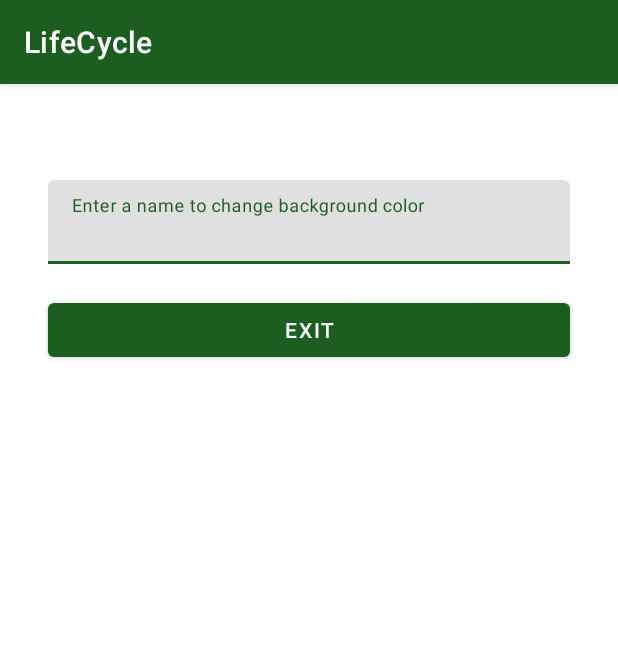
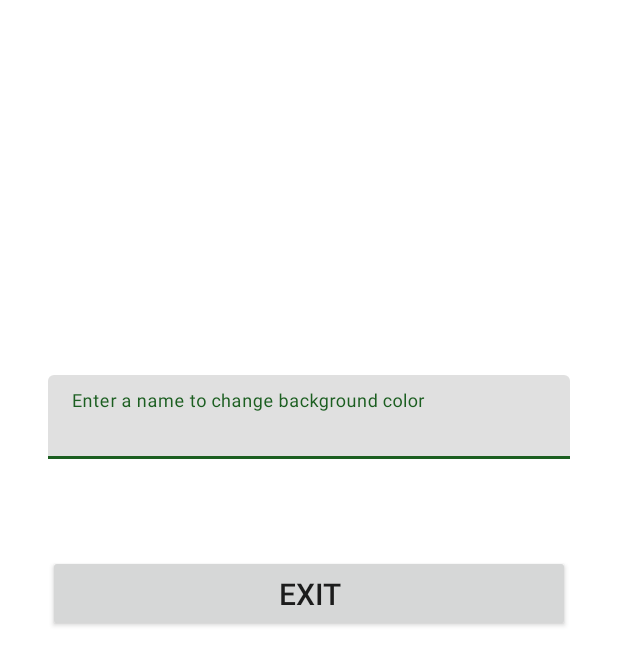
Before and after one commit to Ashpex/Mobile-Application-Development, an Android app: the screen it shows after launch (MainActivity), on a phone screen of 412 x 824 dp. Shown: the top 665 px of the screen. Run offline under Robolectric (Android 15) with nearby library versions, the phone set to English and light mode, and no system bars.

Commit message:
vuong updates

```diff
--- a/LifeCycle/app/src/main/java/com/example/lifecycle/MainActivity.java
+++ b/LifeCycle/app/src/main/java/com/example/lifecycle/MainActivity.java
@@ -17,7 +17,7 @@ import android.widget.Toast;
 
 import java.util.Locale;
 
-public class MainActivity extends AppCompatActivity {
+public class MainActivity extends Activity {
 
     private Button button;
     private EditText edit_text;
@@ -118,7 +118,7 @@ public class MainActivity extends AppCompatActivity {
 
     // Set background color
     private void setBackgroundColor(String chosenColor, ConstraintLayout myScreen){
-        if(chosenColor.contains("vy")) myScreen.setBackgroundColor(0xff00ff00);
+        if(chosenColor.contains("vy")) myScreen.setBackgroundColor(0xff120729);
         if(chosenColor.contains("quan")) myScreen.setBackgroundColor(0xff120629);
         if(chosenColor.contains("nguyen")) myScreen.setBackgroundColor(0xff120605);
         if(chosenColor.contains("phuoc")) myScreen.setBackgroundColor(0xff120624);
--- a/LifeCycle/app/src/main/res/layout/activity_main.xml
+++ b/LifeCycle/app/src/main/res/layout/activity_main.xml
@@ -13,7 +13,7 @@
         android:layout_width="0dp"
         android:layout_height="wrap_content"
         android:layout_marginStart="32dp"
-        android:layout_marginTop="64dp"
+        android:layout_marginTop="250dp"
         android:layout_marginEnd="32dp"
         android:hint="Enter a name to change background color"
         app:layout_constraintEnd_toEndOf="parent"
@@ -34,9 +34,11 @@
         android:layout_width="0dp"
         android:layout_height="wrap_content"
         android:layout_marginStart="32dp"
-        android:layout_marginTop="20dp"
+        android:layout_marginTop="64dp"
         android:layout_marginEnd="32dp"
+        android:padding="12dp"
         android:text="EXIT"
+        android:textSize="20dp"
         app:layout_constraintEnd_toEndOf="parent"
         app:layout_constraintHorizontal_bias="0.0"
         app:layout_constraintStart_toStartOf="parent"
@@ -44,15 +46,16 @@
 
     <TextView
         android:id="@+id/text_preview"
-        android:layout_width="wrap_content"
-        android:layout_height="wrap_content"
+        android:layout_width="match_parent"
+        android:layout_height="30dp"
         android:layout_gravity="center"
-        android:layout_marginStart="148dp"
-        android:layout_marginTop="32dp"
+        android:layout_marginTop="44dp"
+        android:gravity="center"
         android:text=""
-        android:textSize="18sp"
+        android:textColor="@color/white"
+        android:textSize="20sp"
         app:layout_constraintEnd_toEndOf="parent"
-        app:layout_constraintHorizontal_bias="0.216"
+        app:layout_constraintHorizontal_bias="0.0"
         app:layout_constraintStart_toStartOf="parent"
         app:layout_constraintTop_toBottomOf="@+id/exit_button" />
 </androidx.constraintlayout.widget.ConstraintLayout>
```
